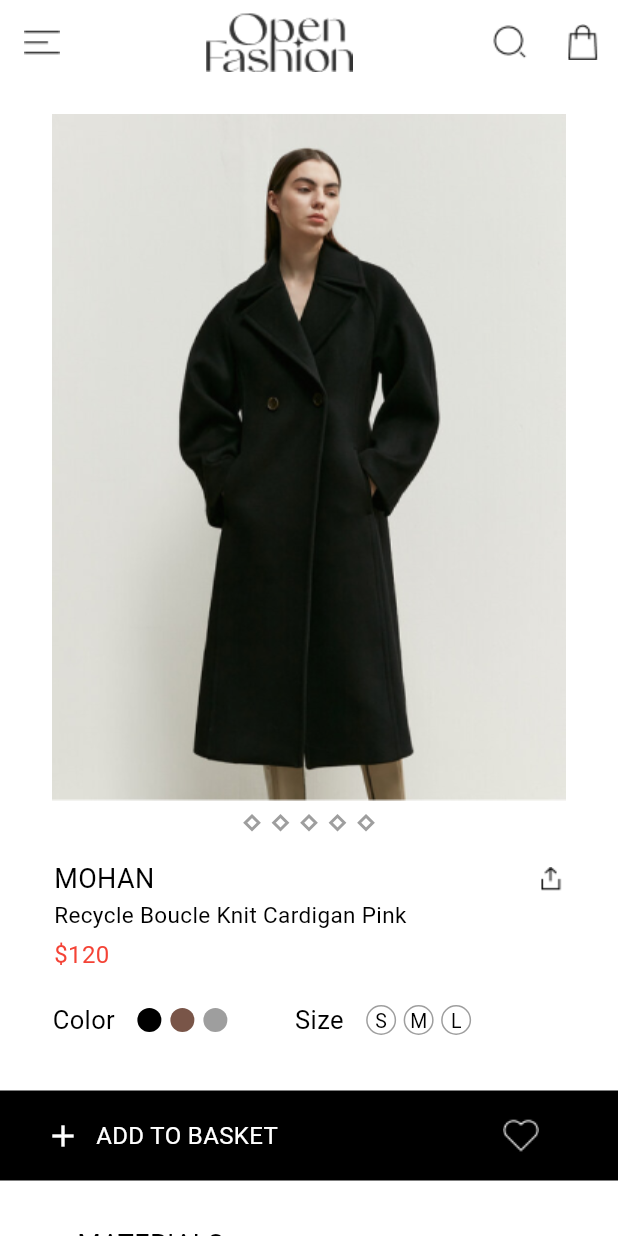
After one commit to Rosesarah15/open_fashion, a Flutter app: the ProductDetailPage screen opened directly, on a phone screen of 412 x 824 dp. The commit adds this screen. Run offline on Flutter 3.47's test engine with Material 3 defaults, Android fonts, the phone set to English and light mode, and no system bars.

Commit message:
Added product detail page

```diff
--- a/lib/Commons/widgets/category_grid_view.dart
+++ b/lib/Commons/widgets/category_grid_view.dart
@@ -1,6 +1,7 @@
 import 'package:flutter/material.dart';
 import 'package:open_fashion/Commons/theme/app_colors.dart';
 import 'package:open_fashion/Commons/widgets/contact.dart';
+import 'package:open_fashion/Screens/product_detail_screen.dart';
 
 class CategoryGridView extends StatelessWidget {
   const CategoryGridView({super.key});
@@ -27,13 +28,21 @@ class CategoryGridView extends StatelessWidget {
               ],
             ),
             const SizedBox(height: 12),
-            _buildApparelImage(
+            GestureDetector(
+              onTap: () {
+                Navigator.push(
+                    context,
+                    MaterialPageRoute(
+                        builder: (context) => const ProductDetailPage()));
+              },
+              child: _buildApparelImage(
                   Image.asset(
                     'assets/images/womancoat.png',
                   ),
                   'MOHAN',
                   'Recycle Boucle Knit Cardigan Pink',
                   '120'),
+            ),
             const SizedBox(height: 22),
             _buildApparelImage(Image.asset('assets/images/brownsweater.png'),
                 'MOHAN', 'Recycle Bouncle Knit Cardigan Pink', '120'),
--- /dev/null
+++ b/lib/Commons/widgets/product_detail.dart
@@ -0,0 +1,362 @@
+import 'package:flutter/material.dart';
+import 'package:open_fashion/Commons/widgets/contact.dart';
+
+class ProductDetail extends StatelessWidget {
+  const ProductDetail({super.key});
+
+  @override
+  Widget build(BuildContext context) {
+    return Container(
+      width: MediaQuery.of(context).size.width,
+      color: Colors.white,
+      child: SingleChildScrollView(
+        scrollDirection: Axis.vertical,
+        child: Column(
+          //mainAxisAlignment: MainAxisAlignment.center,
+          children: [
+            const SizedBox(
+              height: 20,
+            ),
+            Image.asset('assets/images/womancoat.png'),
+            const SizedBox(height: 10),
+            Row(
+              mainAxisAlignment: MainAxisAlignment.center,
+              children: [
+                for (int i = 0; i < 5; i++) buildDiamondContainer(),
+              ],
+            ),
+            const SizedBox(height: 20),
+            _buildproductdetailtext(),
+            const SizedBox(height: 20),
+            Padding(
+              padding: const EdgeInsets.symmetric(horizontal: 35),
+              child: Row(
+                children: [
+                  const Text(
+                    'Color',
+                    style: TextStyle(fontSize: 17, color: Colors.black),
+                  ),
+                  const SizedBox(width: 15),
+                  buildCircularContainer(Colors.black),
+                  const SizedBox(width: 6),
+                  buildCircularContainer(Colors.brown),
+                  const SizedBox(width: 6),
+                  buildCircularContainer(Colors.grey),
+                  const SizedBox(width: 45),
+                  const Text(
+                    'Size',
+                    style: TextStyle(fontSize: 17, color: Colors.black),
+                  ),
+                  const SizedBox(width: 15),
+                  buildCircularSizeContainer('S'),
+                  const SizedBox(width: 5),
+                  buildCircularSizeContainer('M'),
+                  const SizedBox(width: 5),
+                  buildCircularSizeContainer('L'),
+                ],
+              ),
+            ),
+            const SizedBox(height: 35),
+            _buildBlackContainer(context),
+            const SizedBox(height: 30),
+            _buildText('MATERIALS',
+                'We work with monitoring programs to ensure\ncompliance with safety, health and quality\nstandards for our products '),
+            const SizedBox(height: 20),
+            _buildText('CARE',
+                'To keep your jackets and coats clean, you only\nneed to freshen them up and go over them with a\ncloth or clothes brush. If you need to dry clean\na garment, look for a dry cleaner that uses\ntechnologies that are respectful of the environment.'),
+            const SizedBox(height: 20),
+            _buildIconText(
+                Image.asset(
+                  'assets/icons/Do Not Bleach.png',
+                ),
+                'Do not use bleach'),
+            const SizedBox(height: 10),
+            _buildIconText(Image.asset('assets/icons/Do Not Tumble Dry.png'),
+                'Do not tumble dry'),
+            const SizedBox(height: 10),
+            _buildIconText(Image.asset('assets/icons/Do Not Wash.png'),
+                'Dry clean with tetrachlorothylene'),
+            const SizedBox(height: 10),
+            _buildIconText(Image.asset('assets/icons/Iron Low .png'),
+                'Iron at maximum of 110^0C/230^0F'),
+            const SizedBox(height: 30),
+            const Text(
+              'Care',
+              style: TextStyle(fontSize: 16, color: Colors.black),
+            ),
+            _buildImageText(
+                Image.asset('assets/icons/Truck.png'),
+                'Free Flat Rate Shipping',
+                Image.asset('assets/images/dropdown.png')),
+            const SizedBox(height: 10),
+            Image.asset('assets/icons/Line .png'),
+            const SizedBox(height: 10),
+            _buildImageText(Image.asset('assets/icons/Tag.png'), 'COD Policy',
+                Image.asset('assets/images/dropdown.png')),
+            const SizedBox(height: 10),
+            Image.asset('assets/icons/Line .png'),
+            const SizedBox(height: 10),
+            _buildImageText(Image.asset('assets/icons/Refresh.png'),
+                'Return Policy', Image.asset('assets/images/dropdown.png')),
+            const SizedBox(height: 50),
+            const Text(
+              'YOU MAY ALSO LIKE',
+              style: TextStyle(fontSize: 18, color: Colors.black),
+            ),
+            Image.asset('assets/icons/home_divider.png'),
+            const SizedBox(height: 20),
+            Row(
+              mainAxisAlignment: MainAxisAlignment.spaceEvenly,
+              children: [
+                _buildImageTextHeart(
+                    Image.asset('assets/images/blackjacket.png'),
+                    '21WN\nreversible angora cardigan',
+                    '120'),
+                _buildImageTextHeart(
+                    Image.asset('assets/images/brownsweaterr.png'),
+                    'lame\nreversible angora cardigan',
+                    '120'),
+              ],
+            ),
+            const SizedBox(height: 15),
+            Row(
+              mainAxisAlignment: MainAxisAlignment.spaceEvenly,
+              children: [
+                _buildImageTextHeart(
+                    Image.asset('assets/images/blackjacket.png'),
+                    '21WN\nreversible angora cardigan',
+                    '120'),
+                _buildImageTextHeart(
+                    Image.asset('assets/images/brownsweaterr.png'),
+                    'lame\nreversible angora cardigan',
+                    '120'),
+              ],
+            ),
+            const SizedBox(height: 20),
+            buildFooter(context),
+          ],
+        ),
+      ),
+    );
+  }
+}
+
+Widget buildDiamondContainer() {
+  return Container(
+    width: 9,
+    height: 9,
+    margin: const EdgeInsets.symmetric(horizontal: 5),
+    child: CustomPaint(
+      painter: DiamondPainter(),
+    ),
+  );
+}
+
+class DiamondPainter extends CustomPainter {
+  @override
+  void paint(Canvas canvas, Size size) {
+    final Paint paint = Paint()
+      ..color = Colors.white
+      ..style = PaintingStyle.fill;
+
+    final Paint borderPaint = Paint()
+      ..color = Colors.grey
+      ..style = PaintingStyle.stroke
+      ..strokeWidth = 2.0;
+
+    final path = Path()
+      ..moveTo(size.width / 2, 0)
+      ..lineTo(size.width, size.height / 2)
+      ..lineTo(size.width / 2, size.height)
+      ..lineTo(0, size.height / 2)
+      ..close();
+
+    canvas.drawPath(path, paint);
+    canvas.drawPath(path, borderPaint);
+  }
+
+  @override
+  bool shouldRepaint(CustomPainter oldDelegate) => false;
+}
+
+Widget _buildproductdetailtext() {
+  return Column(
+    crossAxisAlignment: CrossAxisAlignment.start,
+    children: [
+      Padding(
+        padding: const EdgeInsets.symmetric(horizontal: 36),
+        child: Row(
+          mainAxisAlignment: MainAxisAlignment.spaceBetween,
+          children: [
+            const Text(
+              'MOHAN',
+              style: TextStyle(fontSize: 18, color: Colors.black),
+            ),
+            Image.asset(
+              'assets/icons/Export.png',
+              color: Colors.black,
+            )
+          ],
+        ),
+      ),
+      const Padding(
+        padding: EdgeInsets.symmetric(horizontal: 36),
+        child: Text(
+          'Recycle Boucle Knit Cardigan Pink',
+          style: TextStyle(fontSize: 15, color: Colors.black),
+        ),
+      ),
+      const SizedBox(height: 5),
+      const Padding(
+        padding: EdgeInsets.symmetric(horizontal: 36),
+        child: Text(
+          '\$120',
+          style: TextStyle(fontSize: 16, color: Colors.red),
+        ),
+      ),
+    ],
+  );
+}
+
+Widget buildCircularContainer(Color color) {
+  return Container(
+    width: 16,
+    height: 16,
+    decoration: BoxDecoration(
+      color: color,
+      shape: BoxShape.circle,
+    ),
+  );
+}
+
+Widget buildCircularSizeContainer(String text) {
+  return Container(
+    width: 20,
+    height: 20,
+    decoration: BoxDecoration(
+      border: Border.all(color: Colors.grey),
+      shape: BoxShape.circle,
+    ),
+    child: Center(
+      child: Text(
+        text,
+        style: const TextStyle(fontSize: 13, color: Colors.black),
+      ),
+    ),
+  );
+}
+
+Widget _buildBlackContainer(BuildContext context) {
+  return Container(
+    width: MediaQuery.of(context).size.width,
+    height: 60,
+    color: Colors.black,
+    child: Padding(
+      padding: const EdgeInsets.symmetric(horizontal: 30),
+      child: Row(
+        mainAxisAlignment: MainAxisAlignment.start,
+        children: [
+          const Icon(
+            Icons.add,
+            color: Colors.white,
+          ),
+          const SizedBox(width: 10),
+          const Text(
+            'ADD TO BASKET',
+            style: TextStyle(fontSize: 16, color: Colors.white),
+          ),
+          const SizedBox(width: 150),
+          Image.asset(
+            'assets/icons/Heart (1).png',
+            color: Colors.white,
+          )
+        ],
+      ),
+    ),
+  );
+}
+
+Widget _buildText(String headerText, String text) {
+  return Padding(
+    padding: const EdgeInsets.symmetric(horizontal: 20),
+    child: Column(
+      crossAxisAlignment: CrossAxisAlignment.start,
+      children: [
+        Text(
+          headerText,
+          style: const TextStyle(fontSize: 18, color: Colors.black),
+        ),
+        const SizedBox(height: 6),
+        Text(
+          text,
+          style: const TextStyle(fontSize: 15, color: Colors.black),
+        )
+      ],
+    ),
+  );
+}
+
+Widget _buildIconText(Image image, String text) {
+  return Padding(
+    padding: const EdgeInsets.symmetric(horizontal: 20),
+    child: Row(
+      children: [
+        image,
+        const SizedBox(width: 10),
+        Text(
+          text,
+          style: const TextStyle(fontSize: 14, color: Colors.black),
+        )
+      ],
+    ),
+  );
+}
+
+Widget _buildImageText(
+  Image image,
+  String text,
+  Image dropdown,
+) {
+  return Padding(
+    padding: const EdgeInsets.symmetric(horizontal: 20),
+    child: Row(
+      children: [
+        image,
+        const SizedBox(width: 10),
+        Text(
+          text,
+          style: const TextStyle(fontSize: 15, color: Colors.black),
+        ),
+        const SizedBox(width: 10),
+        dropdown,
+      ],
+    ),
+  );
+}
+
+Widget _buildImageTextHeart(Image image, String text, String number) {
+  return Column(
+    // mainAxisAlignment: MainAxisAlignment.spaceEvenly,
+    crossAxisAlignment: CrossAxisAlignment.start,
+    children: [
+      Stack(
+        children: [
+          image,
+          Positioned(
+            bottom: 10,
+            right: 10,
+            child: Image.asset('assets/icons/Heart.png'),
+          ),
+        ],
+      ),
+      Text(
+        text,
+        style: const TextStyle(fontSize: 15, color: Colors.black),
+      ),
+      Text(
+        '\$$number',
+        style: const TextStyle(fontSize: 15, color: Colors.red),
+      ),
+    ],
+  );
+}
--- a/lib/Commons/widgets/product_detail2.dart
+++ b/lib/Commons/widgets/product_detail2.dart
@@ -229,7 +229,8 @@ Widget _buildImageText(
 
 Widget _buildImageTextHeart(Image image, String text, String number) {
   return Column(
-    mainAxisAlignment: MainAxisAlignment.spaceEvenly,
+    //mainAxisAlignment: MainAxisAlignment.spaceEvenly,
+    crossAxisAlignment: CrossAxisAlignment.start,
     children: [
       Stack(
         children: [
--- /dev/null
+++ b/lib/Screens/product_detail_screen.dart
@@ -0,0 +1,18 @@
+import 'package:flutter/material.dart';
+import 'package:open_fashion/Commons/widgets/product_detail.dart';
+import 'package:open_fashion/Screens/contact_us.dart';
+
+class ProductDetailPage extends StatelessWidget {
+  const ProductDetailPage({super.key});
+
+  @override
+  Widget build(BuildContext context) {
+    return Scaffold(
+      appBar: buildAppBar(
+          appbarColor: Colors.white,
+          imageColor: Colors.black,
+          iconColor: Colors.black),
+      body: const ProductDetail(),
+    );
+  }
+}
```
Also changed, not shown: assets/icons/Do Not Bleach.png (added), assets/icons/Do Not Tumble Dry.png (added), assets/icons/Do Not Wash.png (added), assets/icons/Iron Low .png (added), assets/images/blackjacket.png (added), assets/images/brownsweaterr.png (added). Lines whose indentation alone changed are shown as unchanged.
